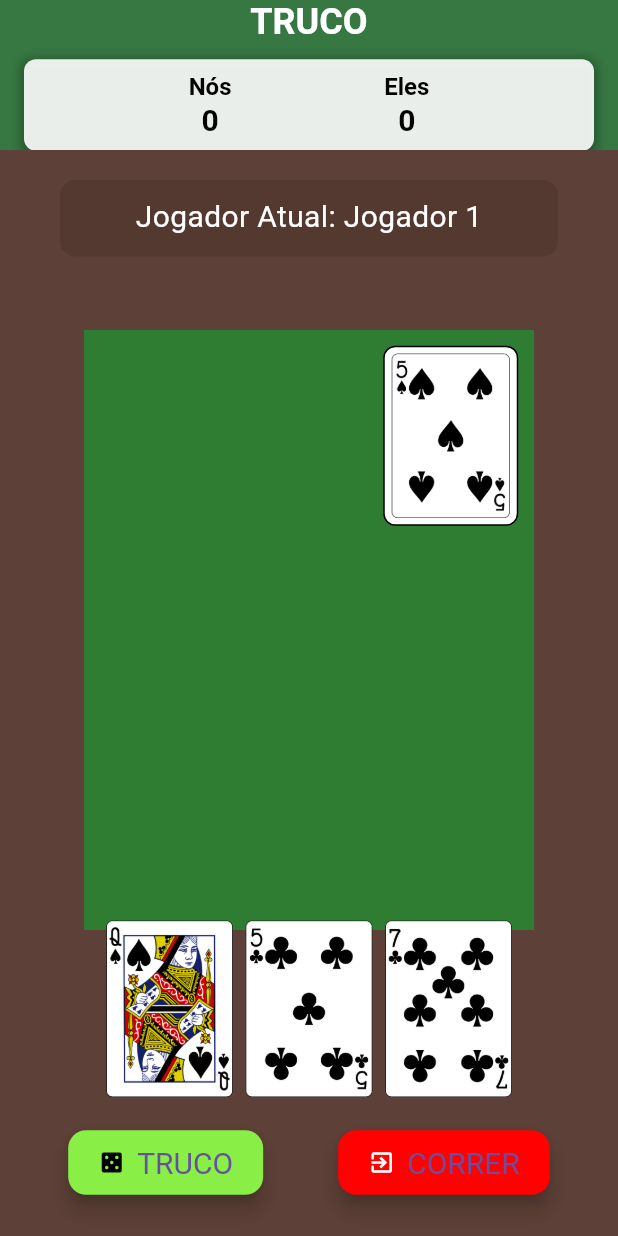
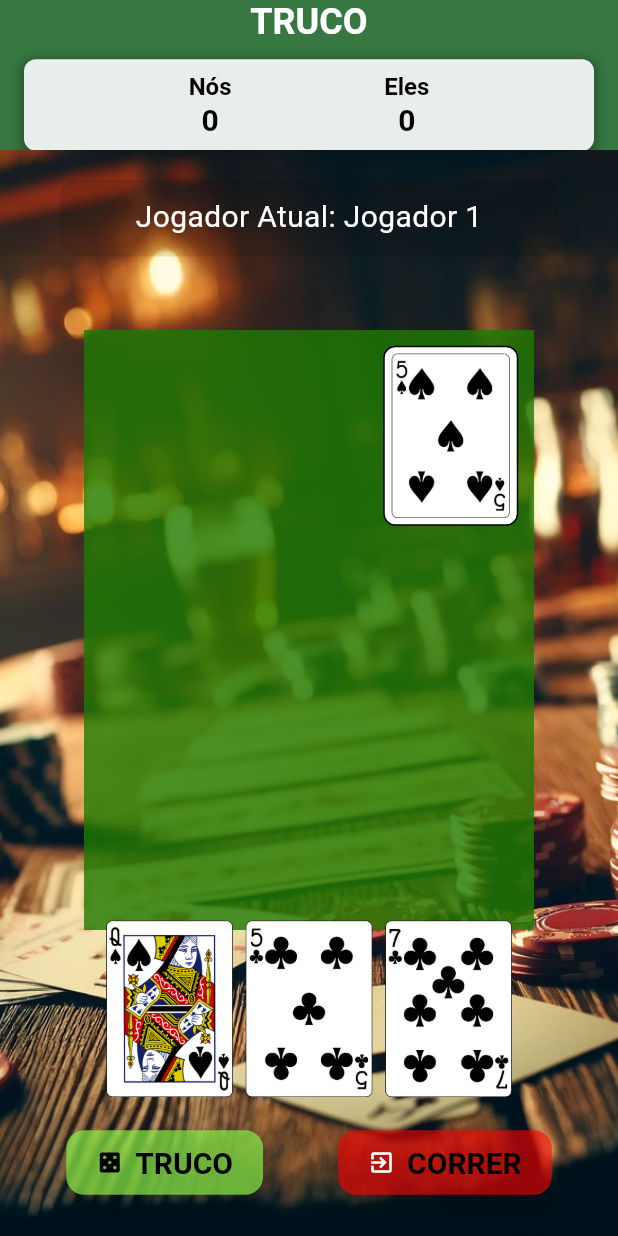
Before and after one commit to ronip31/testes_truco_view, a Flutter app: the screen it shows after launch, on a phone screen of 412 x 824 dp. Run offline on Flutter 3.47's test engine with Material 3 defaults, Android fonts, the phone set to English and light mode, and no system bars; our stand-ins replace tuple.

Commit message:
ajustes da tela

```diff
--- a/lib/widgets/CorrerButton.dart
+++ b/lib/widgets/CorrerButton.dart
@@ -10,13 +10,13 @@ class CorrerButton extends StatelessWidget {
         children: [
           Icon(Icons.exit_to_app, color: Colors.white),
           SizedBox(width: 8),
-          Text('CORRER'),
+          Text('CORRER', style: TextStyle(color: Colors.black, fontSize: 20, fontWeight: FontWeight.bold)),
         ],
       ),
       style: ElevatedButton.styleFrom(
-        backgroundColor: Color.fromARGB(255, 255, 1, 1),
+        backgroundColor: Color.fromARGB(255, 255, 1, 1).withOpacity(0.6),
         padding: EdgeInsets.symmetric(horizontal: 20, vertical: 10),
-        textStyle: TextStyle(fontSize: 20, color: Colors.white),
+        textStyle: TextStyle(fontSize: 20, color: const Color.fromARGB(255, 0, 0, 0)),
         shape: RoundedRectangleBorder(
           borderRadius: BorderRadius.circular(12.0),
         ),
--- a/lib/widgets/JogoTrucoLayout.dart
+++ b/lib/widgets/JogoTrucoLayout.dart
@@ -52,8 +52,9 @@ class JogoTrucoLayout extends StatelessWidget {
         children: [
           // Background
           Positioned.fill(
-            child: Container(
-              color: Colors.brown[700],
+            child: Image.asset(
+              'assets/imgs/background.png', // Caminho para a imagem de fundo
+              fit: BoxFit.cover,
             ),
           ),
           // Table
@@ -65,7 +66,10 @@ class JogoTrucoLayout extends StatelessWidget {
               child: Container(
                 width: 300,
                 height: 400,
-                color: Colors.green[800],
+                color: Color.fromARGB(221, 30, 122, 2).withOpacity(0.8),
+
+                 // Cor de fundo com opacidade
+                //borderRadius: BorderRadius.circular(10.0),
                 child: Stack(
                   children: [
                     // Manilha no canto superior direito
--- a/lib/widgets/JogoTrucoScreen.dart
+++ b/lib/widgets/JogoTrucoScreen.dart
@@ -65,6 +65,7 @@ class _JogoTrucoScreenState extends State<JogoTrucoScreen> {
       atualizarJogadorAtual();
 
       if (todosJogadoresJogaramUmaCarta()) {
+        rodadacontinua = false;
         processarFimDaRodada();
       }
     });
@@ -95,6 +96,7 @@ class _JogoTrucoScreenState extends State<JogoTrucoScreen> {
   }
 
   void processarFimDaRodada() {
+    //rodadacontinua = false;
     jogadorVencedor = compararCartas(cartasJogadasNaMesa);
     mostrarResultadoRodada(jogadorVencedor);
     resultadosRodadas.add(ResultadoRodada(numeroRodada, jogadorVencedor));
@@ -103,7 +105,7 @@ class _JogoTrucoScreenState extends State<JogoTrucoScreen> {
 
   void mostrarResultadoRodada(Jogador? jogadorVencedor) {
     setState(() {
-      rodadacontinua = false;
+
       resultadoRodada = jogadorVencedor != null
           ? 'O ${jogadorVencedor!.nome} ganhou a rodada!'
           : 'Empate!';
@@ -123,24 +125,27 @@ class _JogoTrucoScreenState extends State<JogoTrucoScreen> {
   void verificarVencedorDoJogo(List<ResultadoRodada> resultadosRodadas) {
     Jogador? vencedorJogo = determinarVencedor(resultadosRodadas);
     if (vencedorJogo != null) {
+      rodadacontinua = false;
       print('\n\rO vencedor é o jogador ${vencedorJogo.nome}');
-      rodadacontinua = false;
       vencedorJogo.adicionarPontuacaoTotal();
 
       for (var jogador in jogadores) {
         int pontuacaoTotal = vencedorJogo.getPontuacaoTotal();
+
         print('\n\rPontuação total do grupo ${jogador.nome} é de: $pontuacaoTotal');
        // resultadoRodada ='\n\rPontuação total do grupo ${vencedorJogo.nome} é de: $pontuacaoTotal';
         if (pontuacaoTotal >= 5) {
           print('\nO Grupo ${jogador.nome} GANHOU!');
+          jogoContinua = false;
           resultadoRodada = '\nO Grupo ${jogador.nome} GANHOU jogo!';
           _showPopup(resultadoRodada);
-          jogoContinua = false;
+
           break;
         }
       }
 
       if (jogoContinua) {
+        jogoContinua = false;
         Future.delayed(Duration(seconds: 5), (){
           reiniciarRodada();
         });
--- a/lib/widgets/TrucoButton.dart
+++ b/lib/widgets/TrucoButton.dart
@@ -10,11 +10,12 @@ class TrucoButton extends StatelessWidget {
         children: [
           Icon(Icons.casino, color: Colors.black),
           SizedBox(width: 8),
-          Text('TRUCO'),
+          Text('TRUCO', style: TextStyle(color: Colors.black, fontSize: 20, fontWeight: FontWeight.bold)),
+
         ],
       ),
       style: ElevatedButton.styleFrom(
-        backgroundColor: Color.fromARGB(255, 137, 238, 69),
+        backgroundColor: Color.fromARGB(255, 137, 238, 69).withOpacity(0.7),
         padding: EdgeInsets.symmetric(horizontal: 20, vertical: 10),
         textStyle: TextStyle(fontSize: 20, color: Colors.black),
         shape: RoundedRectangleBorder(
--- a/pubspec.yaml
+++ b/pubspec.yaml
@@ -55,6 +55,7 @@ dev_dependencies:
 flutter:
   assets:
     - assets/imgs/
+    - assets/images/background.png
 
   # The following line ensures that the Material Icons font is
   # included with your application, so that you can use the icons in
```
Also changed, not shown: assets/imgs/background.png (added).
